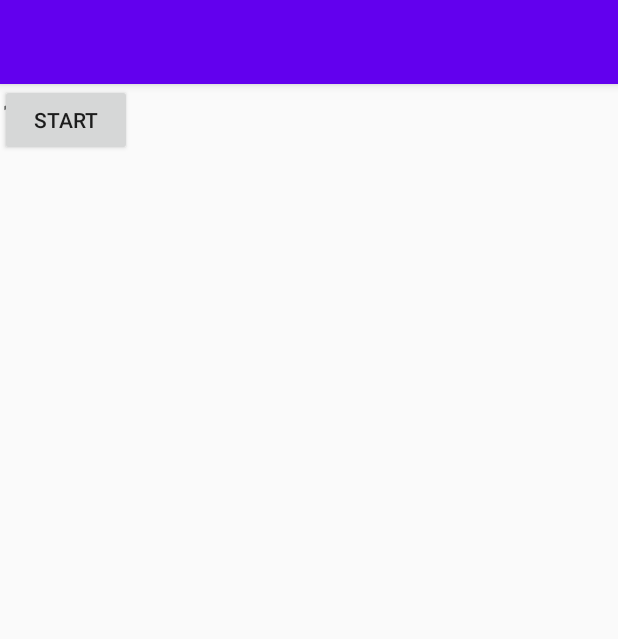
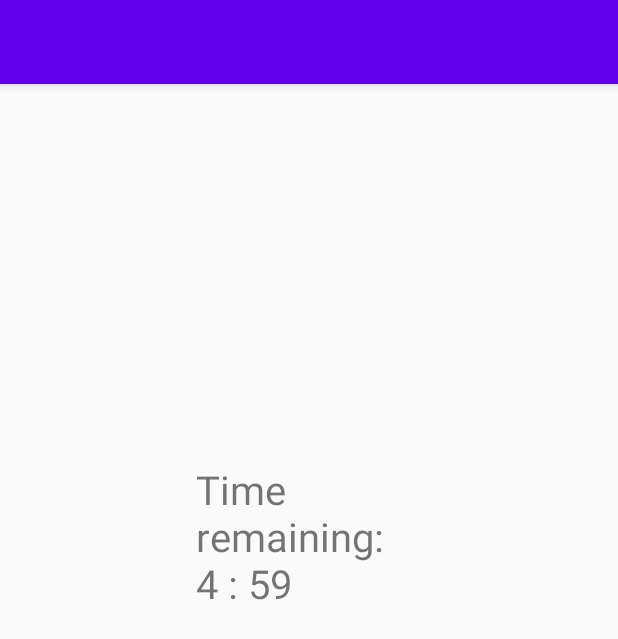
Before and after one commit to MohamedMedhat21/Restaurant-App, an Android app: the TimerActivity screen opened directly, with no data from a screen before it, on a phone screen of 412 x 824 dp. Shown: the top 639 px of the screen. Run offline under Robolectric (Android 15) with nearby library versions, the phone set to English and light mode, and no system bars.

Commit message:
Timer Activity completed

```diff
--- a/RestaurantApp/app/src/main/java/com/example/restaurantapp/SignUpActivity.java
+++ b/RestaurantApp/app/src/main/java/com/example/restaurantapp/SignUpActivity.java
@@ -2,7 +2,10 @@ package com.example.restaurantapp;
 
 import androidx.appcompat.app.AppCompatActivity;
 
+import android.content.Intent;
 import android.os.Bundle;
+import android.view.View;
+import android.widget.Button;
 
 public class SignUpActivity extends AppCompatActivity {
 
@@ -10,5 +13,16 @@ public class SignUpActivity extends AppCompatActivity {
     protected void onCreate(Bundle savedInstanceState) {
         super.onCreate(savedInstanceState);
         setContentView(R.layout.activity_sign_up);
+
+        // for testing
+        final Button signUpButton=findViewById(R.id.signUpButton2);
+        signUpButton.setOnClickListener(new View.OnClickListener() {
+            @Override
+            public void onClick(View view) {
+                Intent i=new Intent(SignUpActivity.this,TimerActivity.class);
+                startActivity(i);
+            }
+        });
+
     }
 }
--- a/RestaurantApp/app/src/main/java/com/example/restaurantapp/TimerActivity.java
+++ b/RestaurantApp/app/src/main/java/com/example/restaurantapp/TimerActivity.java
@@ -9,20 +9,19 @@ import android.widget.Button;
 import android.widget.TextView;
 
 public class TimerActivity extends AppCompatActivity {
-    private TextView cntdown;
-    private CountDownTimer countDownTimer;
-    private long timeLeft=600000; //10 min
-    private boolean timerRunning;
     @Override
     protected void onCreate(Bundle savedInstanceState) {
         super.onCreate(savedInstanceState);
         setContentView(R.layout.activity_timer);
-        Button start=findViewById(R.id.startButton);
-        start.setOnClickListener(new View.OnClickListener() {
-            @Override
-            public void onClick(View view) {
-
+        final TextView mTextField = findViewById(R.id.textView);
+        long timeLeft = 300000;
+        new CountDownTimer(timeLeft, 1000) {
+            public void onTick(long millisUntilFinished) {
+                mTextField.setText("Time remaining: " + (millisUntilFinished / 1000) / 60 + " : " + (millisUntilFinished / 1000) % 60);
             }
-        });
+            public void onFinish() {
+                mTextField.setText("done!");
+            }
+        }.start();
     }
 }
--- a/RestaurantApp/app/src/main/res/layout/activity_timer.xml
+++ b/RestaurantApp/app/src/main/res/layout/activity_timer.xml
@@ -7,19 +7,13 @@
     tools:context=".TimerActivity">
 
     <TextView
-        android:id="@+id/timeText"
-        android:layout_width="wrap_content"
-        android:layout_height="wrap_content"
-        android:text="10:00"
-        android:textSize="15pt"
-        tools:layout_editor_absoluteX="161dp"
-        tools:layout_editor_absoluteY="232dp" />
-
-    <Button
-        android:id="@+id/startButton"
-        android:layout_width="wrap_content"
-        android:layout_height="wrap_content"
-        android:text="Start"
-        tools:layout_editor_absoluteX="161dp"
-        tools:layout_editor_absoluteY="354dp" />
+        android:id="@+id/textView"
+        android:layout_width="151dp"
+        android:layout_height="147dp"
+        android:layout_marginTop="252dp"
+        android:text="TextView"
+        android:textSize="12pt"
+        app:layout_constraintEnd_toEndOf="parent"
+        app:layout_constraintStart_toStartOf="parent"
+        app:layout_constraintTop_toTopOf="parent" />
 </androidx.constraintlayout.widget.ConstraintLayout>
```
